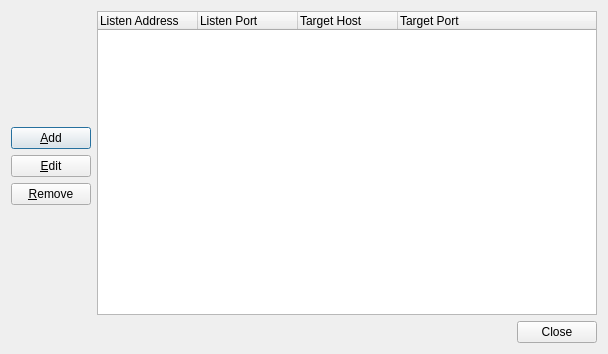
Above: listenerdialog.ui from richmoore/bitslinger before the change. Below: the same form after it.
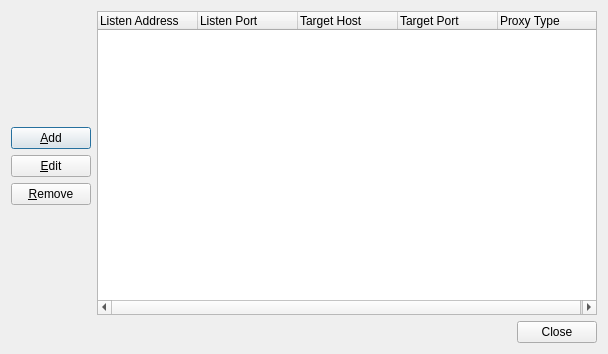
That is the form after the change.

Commit message: Add support for acting as an HTTP proxy

Patch:
```diff
--- a/listenerdialog.ui
+++ b/listenerdialog.ui
@@ -52,6 +52,11 @@
        <string>Target Port</string>
       </property>
      </column>
+     <column>
+      <property name="text">
+       <string>Proxy Type</string>
+      </property>
+     </column>
     </widget>
    </item>
    <item row="1" column="0">
```
The commit also changes 13 other files.
